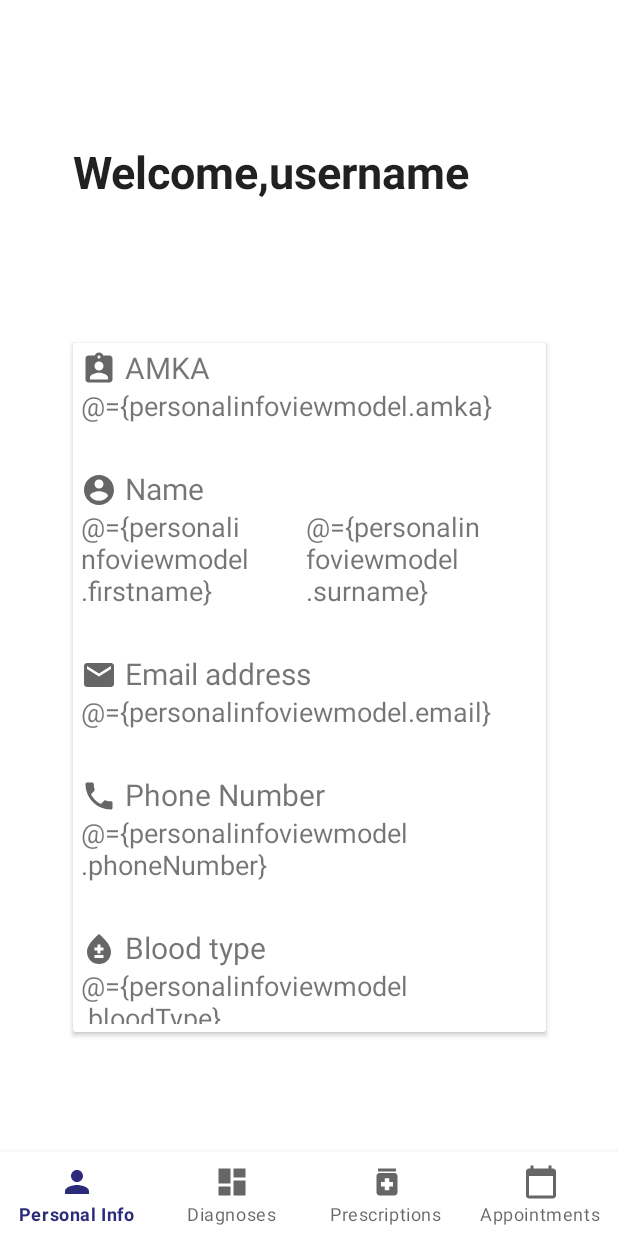
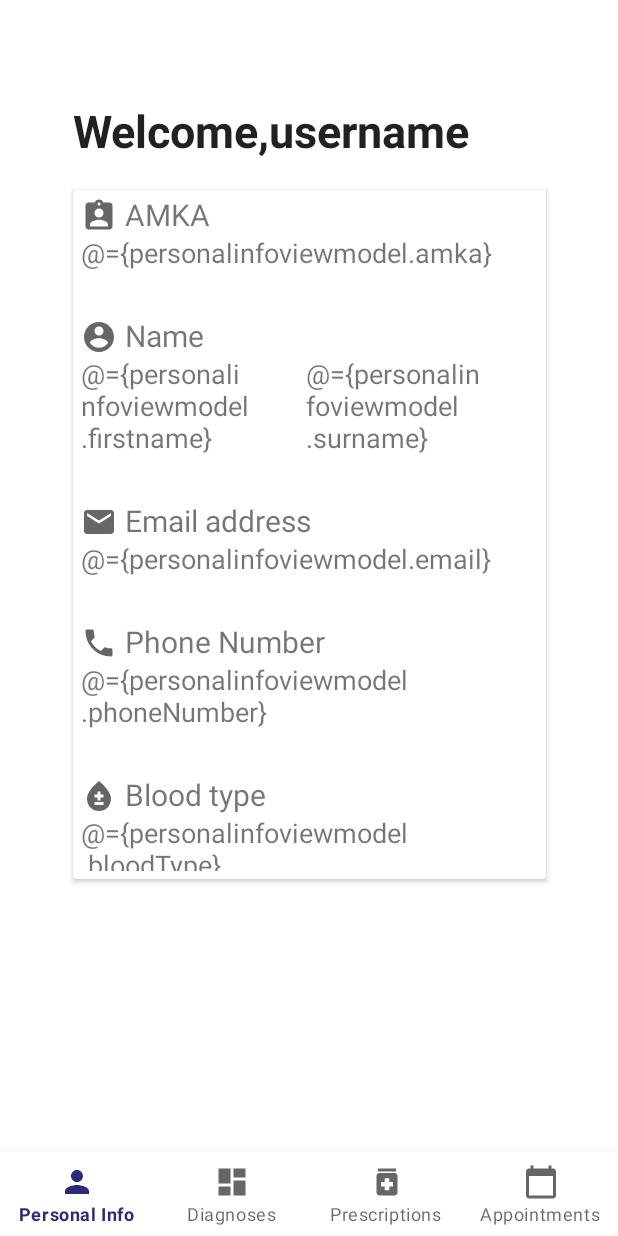
Before and after one commit to alexioan7/E-Health, an Android app: the BottomNavigationActivity screen opened directly, with no data from a screen before it, on a phone screen of 412 x 824 dp. Run offline under Robolectric (Android 15) with nearby library versions, the phone set to English and light mode, and no system bars; our stand-ins replace data binding, navigation-ui; network calls fail; 2 statements that could not run were skipped.

Commit message:
fragment resize

```diff
--- a/app/src/main/res/layout/activity_bottom_navigation.xml
+++ b/app/src/main/res/layout/activity_bottom_navigation.xml
@@ -13,20 +13,21 @@
             android:id="@+id/nav_host_fragment_activity_bottom_navigation"
             android:name="androidx.navigation.fragment.NavHostFragment"
             android:layout_width="match_parent"
-            android:layout_height="match_parent"
+            android:layout_height="675dp"
+            android:paddingBottom="24dp"
             app:defaultNavHost="true"
-            android:paddingBottom="24dp"
             app:layout_constraintBottom_toTopOf="@id/nav_view"
             app:layout_constraintLeft_toLeftOf="parent"
             app:layout_constraintRight_toRightOf="parent"
             app:layout_constraintTop_toTopOf="parent"
-            app:navGraph="@navigation/mobile_navigation"/>
+            app:navGraph="@navigation/mobile_navigation" />
 
         <com.google.android.material.bottomnavigation.BottomNavigationView
             android:id="@+id/nav_view"
             android:layout_width="wrap_content"
             android:layout_height="wrap_content"
             android:background="?android:attr/windowBackground"
+            android:layout_marginTop="32dp"
             app:layout_constraintBottom_toBottomOf="parent"
             app:layout_constraintHorizontal_bias="0.0"
             app:layout_constraintLeft_toLeftOf="parent"
```
